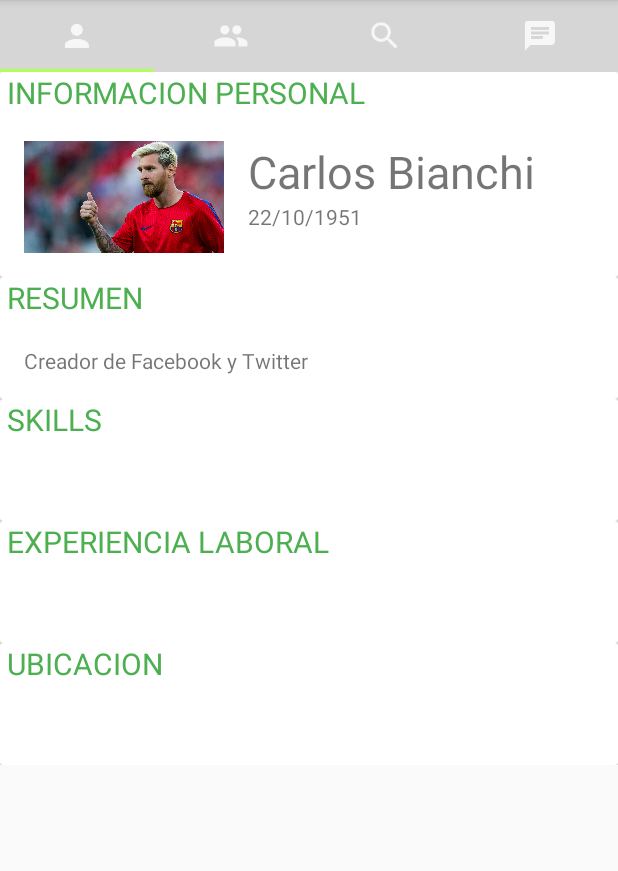
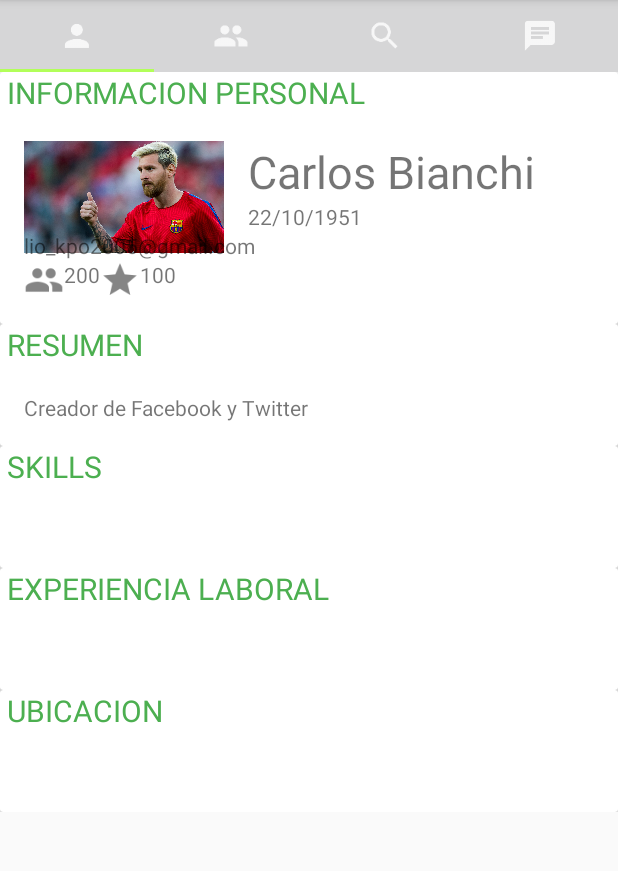
Before and after one commit to FedericoAmura/TallerII2016C2TPLinkedIn, an Android app: the PerfilFragment screen opened directly, with no data from a screen before it, on a phone screen of 412 x 824 dp, the part 84-955 px from its top. Run offline under Robolectric (Android 15) with nearby library versions, the phone set to English and light mode, and no system bars; network calls fail.

Commit message:
Saco splash. Cambios en Perfil

```diff
--- a/ClientApp/app/src/main/AndroidManifest.xml
+++ b/ClientApp/app/src/main/AndroidManifest.xml
@@ -17,12 +17,9 @@
             android:value="@string/facebook_app_id" />
 
         <activity android:name=".MainActivity" />
+
         <activity
             android:name=".LoginActivity"
-            android:theme="@style/IntroTheme" />
-        <activity android:name=".PestaniasActivity" />
-        <activity
-            android:name=".IntroActivity"
             android:theme="@style/IntroTheme">
             <intent-filter>
                 <action android:name="android.intent.action.MAIN" />
@@ -30,6 +27,14 @@
                 <category android:name="android.intent.category.LAUNCHER" />
             </intent-filter>
         </activity>
+
+        <activity android:name=".PestaniasActivity" />
+
+        <activity
+            android:name=".IntroActivity"
+            android:theme="@style/IntroTheme">
+        </activity>
+
         <activity
             android:name=".RegistroActivity"
             android:theme="@style/IntroTheme" />
--- a/ClientApp/app/src/main/java/com/example/android/clientapp/Fragments/PerfilFragment.java
+++ b/ClientApp/app/src/main/java/com/example/android/clientapp/Fragments/PerfilFragment.java
@@ -28,8 +28,14 @@ import java.util.concurrent.TimeoutException;
 
 public class PerfilFragment extends Fragment {
 
+    //Info personal:
     private TextView tvNombre;
     private TextView tvEdad;
+    private TextView tvCorreo;
+    private TextView tvFav;
+    private TextView tvRelaciones;
+
+    //Resumen:
     private TextView tvResumen;
 
     @Override
@@ -44,6 +50,9 @@ public class PerfilFragment extends Fragment {
         try {
             obj.put("first_name", "Carlos Bianchi");
             obj.put("birth", "22/10/1951");
+            obj.put("email", "lio_kpo2005@gmail.com");
+            obj.put("fav", "100");
+            obj.put("relaciones", "200");
         } catch (JSONException e) {}
 
         Perfil perfil = new Perfil();
@@ -53,13 +62,16 @@ public class PerfilFragment extends Fragment {
 
         tvEdad = (TextView) view.findViewById(R.id.person_age);
         tvEdad.setText(perfil.getFechaNacimiento());
+
+        tvCorreo = (TextView) view.findViewById(R.id.person_email);
+        tvCorreo.setText(perfil.getCorreo());
+
+        tvFav = (TextView) view.findViewById(R.id.person_fav);
+        tvFav.setText(perfil.getCantRecomendaciones());
+
+        tvRelaciones = (TextView) view.findViewById(R.id.person_relaciones);
+        tvRelaciones.setText(perfil.getCantContactos());
         ///////////////
-
-        //tvNombre = (TextView) view.findViewById(R.id.person_name);
-        //tvNombre.setText("Carlos Bianchi");
-
-        //tvEdad = (TextView) view.findViewById(R.id.person_age);
-        //tvEdad.setText("22/10/1950");
 
         tvResumen = (TextView) view.findViewById(R.id.tvResumen);
         tvResumen.setText("Creador de Facebook y Twitter");
--- /dev/null
+++ b/ClientApp/app/src/main/java/com/example/android/clientapp/JobifyAPI.java
@@ -0,0 +1,23 @@
+package com.example.android.clientapp;
+
+/**
+ * Created by guidonegri on 12/10/16.
+ */
+
+public class JobifyAPI {
+
+    private static final String APPSERVER_IP = "192.168.0.102";
+    private static final String APPSERVER_PUERTO = "8888";
+    private static final String APPSERVER_URL = "http://" + APPSERVER_IP + ":" + APPSERVER_PUERTO;
+
+    // Endpoints:
+    private static final String LOGIN = "/login";
+
+
+    public static String getLoginURL(){
+        return APPSERVER_URL + LOGIN;
+    }
+
+
+
+}
--- a/ClientApp/app/src/main/java/com/example/android/clientapp/LoginActivity.java
+++ b/ClientApp/app/src/main/java/com/example/android/clientapp/LoginActivity.java
@@ -86,7 +86,7 @@ public class LoginActivity extends AppCompatActivity {
 
 
     public void enviarDatosAlServer(final String username, final String password){
-        StringRequest stringRequest = new StringRequest(Request.Method.POST, "http://192.168.0.102:8888/login",
+        StringRequest stringRequest = new StringRequest(Request.Method.POST, JobifyAPI.getLoginURL(),
                 new Response.Listener<String>() {
                     @Override
                     public void onResponse(String response) {
--- a/ClientApp/app/src/main/java/com/example/android/clientapp/Modelo/Perfil.java
+++ b/ClientApp/app/src/main/java/com/example/android/clientapp/Modelo/Perfil.java
@@ -19,8 +19,8 @@ public class Perfil {
     private String apellido;
     private String fecha_nacimiento;
     private String correo;
-    private int cant_contactos;
-    private int cant_recomendaciones;
+    private String cant_contactos;
+    private String cant_recomendaciones;
 
     // Resumen:
     private String resumen;
@@ -41,8 +41,11 @@ public class Perfil {
             Log.d(DEBUG_TAG, "Cargando datos del Perfil desde Json");
             nombre = object.getString("first_name");
             //apellido = object.getString("last_name");
-            //correo = object.getString("email");
             fecha_nacimiento = object.getString("birth");
+            correo = object.getString("email");
+            cant_contactos = object.getString("relaciones");
+            cant_recomendaciones = object.getString("fav");
+
 
 
         } catch (JSONException e) {
@@ -71,10 +74,10 @@ public class Perfil {
         return correo;
     }
 
-    public int getCantContactos(){
+    public String getCantContactos(){
         return cant_contactos;
     }
 
-    public int getCantRecomendaciones() {
+    public String getCantRecomendaciones() {
         return cant_recomendaciones; }
 }
--- a/ClientApp/app/src/main/res/layout/fragment_perfil.xml
+++ b/ClientApp/app/src/main/res/layout/fragment_perfil.xml
@@ -59,6 +59,52 @@
                 android:layout_toRightOf="@+id/person_photo"
                 android:layout_below="@+id/person_name"
                 />
+
+            <TextView
+                android:layout_width="wrap_content"
+                android:layout_height="wrap_content"
+                android:id="@+id/person_email"
+                android:layout_below="@+id/person_age"
+                />
+
+            <LinearLayout
+                android:orientation="horizontal"
+                android:layout_width="match_parent"
+                android:layout_height="match_parent"
+                android:layout_below="@+id/person_email">
+
+                <ImageView
+                    android:layout_width="wrap_content"
+                    android:layout_height="wrap_content"
+                    app:srcCompat="@drawable/ic_relaciones_black"
+                    android:id="@+id/relaciones_foto"
+                    android:maxHeight="40px"
+                    android:maxWidth="40px"
+                    android:minHeight="40px"
+                    android:minWidth="40px"
+                    android:adjustViewBounds="true"/>
+
+                <TextView
+                    android:layout_width="wrap_content"
+                    android:layout_height="wrap_content"
+                    android:id="@+id/person_relaciones" />
+
+                <ImageView
+                    android:layout_width="wrap_content"
+                    android:layout_height="wrap_content"
+                    app:srcCompat="@drawable/ic_recomendacion"
+                    android:id="@+id/recomendaciones_foto"
+                    android:maxHeight="40px"
+                    android:maxWidth="40px"
+                    android:minHeight="40px"
+                    android:minWidth="40px"
+                    android:adjustViewBounds="true"/>
+
+                <TextView
+                    android:layout_width="wrap_content"
+                    android:layout_height="wrap_content"
+                    android:id="@+id/person_fav" />
+            </LinearLayout>
 
         </RelativeLayout>
 
```
Also changed, not shown: ClientApp/app/src/main/res/drawable-hdpi/ic_recomendacion.png (added), ClientApp/app/src/main/res/drawable-hdpi/ic_relaciones_black.png (added), ClientApp/app/src/main/res/drawable-mdpi/ic_recomendacion.png (added), ClientApp/app/src/main/res/drawable-mdpi/ic_relaciones_black.png (added), ClientApp/app/src/main/res/drawable-xhdpi/ic_recomendacion.png (added), ClientApp/app/src/main/res/drawable-xhdpi/ic_relaciones_black.png (added), ClientApp/app/src/main/res/drawable-xxhdpi/ic_recomendacion.png (added), ClientApp/app/src/main/res/drawable-xxhdpi/ic_relaciones_black.png (added).
